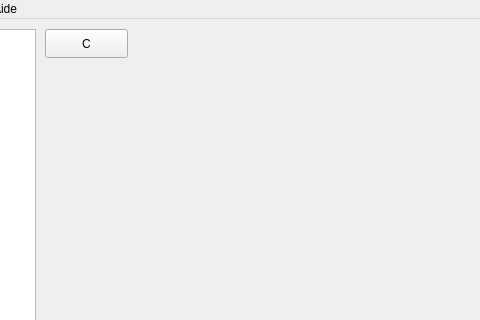
Old version of the form projet/mainwindow.ui in the repository BlackFox3000/M1-IHM-Project; both pictures show x 165 to 645 and y 0 to 320 of the 1280 by 720 pixel window.
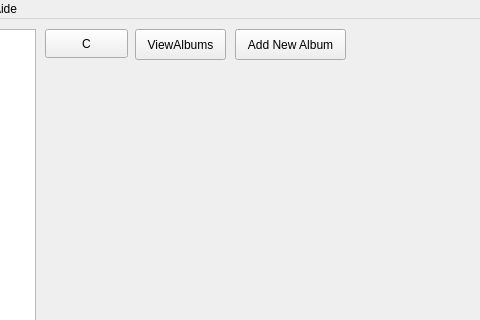
New version of the form.

Diff of the .ui file:
```diff
--- a/projet/mainwindow.ui
+++ b/projet/mainwindow.ui
@@ -91,6 +91,32 @@
      </item>
     </layout>
    </widget>
+   <widget class="QPushButton" name="ViewAlbums">
+    <property name="geometry">
+     <rect>
+      <x>300</x>
+      <y>10</y>
+      <width>91</width>
+      <height>31</height>
+     </rect>
+    </property>
+    <property name="text">
+     <string>ViewAlbums</string>
+    </property>
+   </widget>
+   <widget class="QPushButton" name="insertAlbumSQL">
+    <property name="geometry">
+     <rect>
+      <x>400</x>
+      <y>10</y>
+      <width>111</width>
+      <height>31</height>
+     </rect>
+    </property>
+    <property name="text">
+     <string>Add New Album</string>
+    </property>
+   </widget>
   </widget>
   <widget class="QMenuBar" name="menubar">
    <property name="geometry">
```
